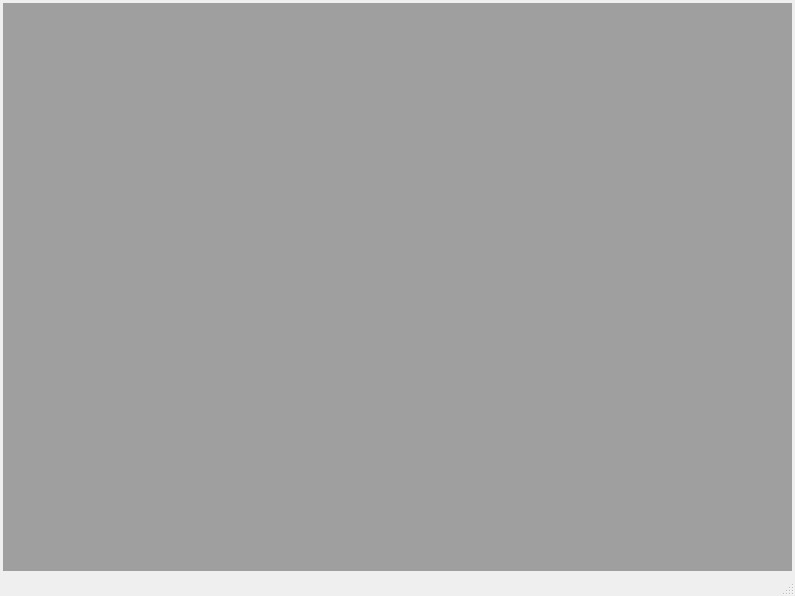
First picture: the form in APP/src/messenger/imclient/chatwindow/chatwindowmanager.ui, repository RallyWRT/qtapplications, before the edit.
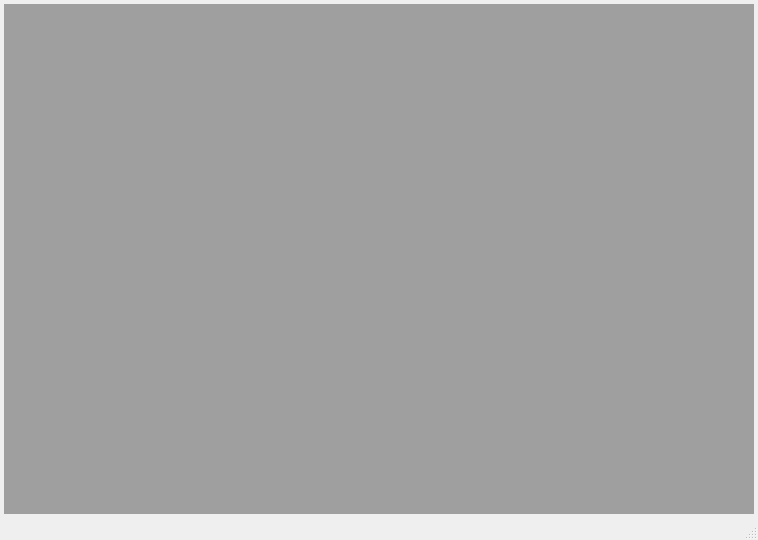
Second picture: the form after the edit. The open tabs and pages were chosen to show the change.

Diff of the .ui file:
```diff
--- a/APP/src/messenger/imclient/chatwindow/chatwindowmanager.ui
+++ b/APP/src/messenger/imclient/chatwindow/chatwindowmanager.ui
@@ -6,8 +6,8 @@
    <rect>
     <x>0</x>
     <y>0</y>
-    <width>795</width>
-    <height>596</height>
+    <width>758</width>
+    <height>540</height>
    </rect>
   </property>
   <property name="windowTitle">
@@ -34,7 +34,35 @@
      <number>3</number>
     </property>
     <item row="0" column="0">
+     <widget class="QStackedWidget" name="stackedWidget">
+      <property name="currentIndex">
+       <number>1</number>
+      </property>
+      <widget class="QWidget" name="pageMdiArea">
+       <layout class="QGridLayout" name="gridLayout_2">
+        <property name="leftMargin">
+         <number>1</number>
+        </property>
+        <property name="topMargin">
+         <number>1</number>
+        </property>
+        <property name="rightMargin">
+         <number>1</number>
+        </property>
+        <property name="bottomMargin">
+         <number>1</number>
+        </property>
+        <property name="spacing">
+         <number>1</number>
+        </property>
+        <item row="0" column="0">
      <widget class="QMdiArea" name="mdiArea">
+          <property name="sizePolicy">
+           <sizepolicy hsizetype="Expanding" vsizetype="Expanding">
+            <horstretch>0</horstretch>
+            <verstretch>0</verstretch>
+           </sizepolicy>
+          </property>
       <property name="contextMenuPolicy">
        <enum>Qt::CustomContextMenu</enum>
       </property>
@@ -60,6 +88,36 @@
     </item>
    </layout>
   </widget>
+      <widget class="QWidget" name="pageTabWidget">
+       <layout class="QGridLayout" name="gridLayout_3">
+        <property name="leftMargin">
+         <number>1</number>
+        </property>
+        <property name="topMargin">
+         <number>1</number>
+        </property>
+        <property name="rightMargin">
+         <number>1</number>
+        </property>
+        <property name="bottomMargin">
+         <number>1</number>
+        </property>
+        <property name="spacing">
+         <number>1</number>
+        </property>
+        <item row="0" column="0">
+         <widget class="QTabWidget" name="tabWidget">
+          <property name="currentIndex">
+           <number>-1</number>
+          </property>
+         </widget>
+        </item>
+       </layout>
+      </widget>
+     </widget>
+    </item>
+   </layout>
+  </widget>
   <widget class="QMenuBar" name="menubar">
    <property name="geometry">
     <rect>
```
Left out of the diff: 2 changed lines with no effect on the pictures. Lines whose indentation alone changed are shown as unchanged.
